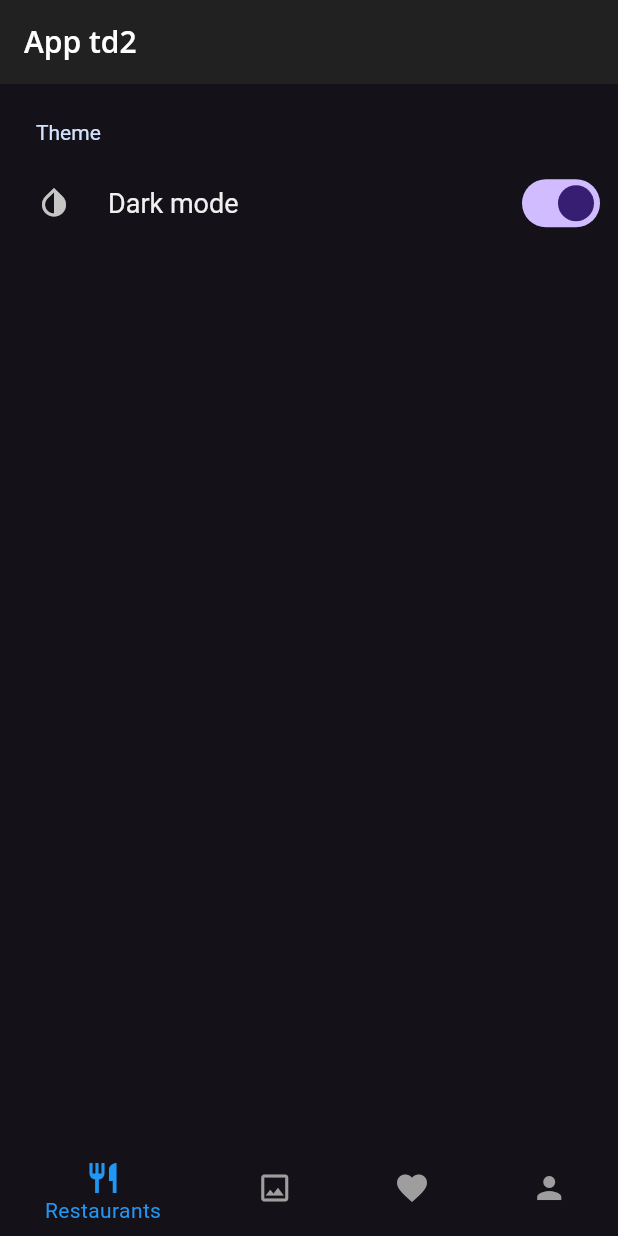
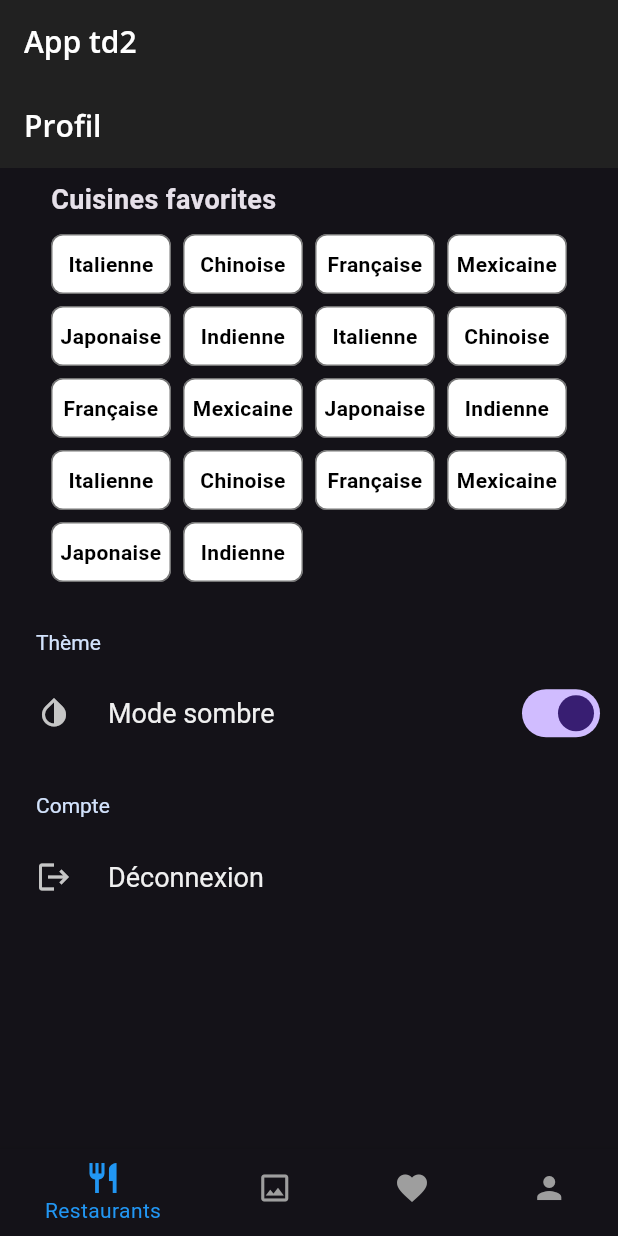
Before and after one commit to Emir-de-la-moquette/SAE-Restaurant-Mobile, a Flutter app: the EcranSettings screen opened by its route, on a phone screen of 412 x 824 dp. Run offline on Flutter 3.47's test engine with Material 3 defaults, Android fonts, the phone set to English and light mode, and no system bars; drawn by our look-alikes of settings_ui; our stand-ins replace flutter_form_builder, flutter_rating_bar, form_builder_validators, go_router, google_fonts, shared_preferences and 2 more; missing offline and left inert: my_little_food; accounts and stored records are empty.

Commit message:
cuisines

```diff
--- a/lib/UI/mytheme.dart
+++ b/lib/UI/mytheme.dart
@@ -2,13 +2,12 @@ import 'package:flutter/material.dart';
 import 'package:google_fonts/google_fonts.dart';
 
 class MyTheme {
-  // 1
+  // 1. Thème clair
   static TextTheme lightTextTheme = TextTheme(
-
     bodyMedium: GoogleFonts.openSans(
       fontSize: 14.0,
       fontWeight: FontWeight.w700,
-      color: Colors.black
+      color: Colors.black,
     ),
     bodyLarge: GoogleFonts.openSans(
       fontSize: 16.0,
@@ -37,7 +36,7 @@ class MyTheme {
     ),
   );
 
-  // 2
+  // 2. Thème sombre
   static TextTheme darkTextTheme = TextTheme(
     bodyLarge: GoogleFonts.openSans(
       fontSize: 14.0,
@@ -66,16 +65,12 @@ class MyTheme {
     ),
   );
 
-  // 3
+  // 3. Thème clair
   static ThemeData light() {
     return ThemeData(
       brightness: Brightness.light,
       checkboxTheme: CheckboxThemeData(
-        fillColor: WidgetStateColor.resolveWith(
-              (states) {
-            return Colors.black;
-          },
-        ),
+        fillColor: WidgetStateColor.resolveWith((states) => Colors.black),
       ),
       appBarTheme: const AppBarTheme(
         foregroundColor: Colors.black,
@@ -89,10 +84,20 @@ class MyTheme {
         selectedItemColor: Colors.green,
       ),
       textTheme: lightTextTheme,
+      elevatedButtonTheme: ElevatedButtonThemeData(
+        style: ElevatedButton.styleFrom(
+          foregroundColor: Colors.black,
+          backgroundColor: Colors.white,
+          shape: RoundedRectangleBorder(
+            borderRadius: BorderRadius.circular(8),
+            side: const BorderSide(color: Colors.black),
+          ),
+        ),
+      ),
     );
   }
 
-  // 4
+  // 4. Thème sombre
   static ThemeData dark() {
     return ThemeData(
       brightness: Brightness.dark,
@@ -108,6 +113,22 @@ class MyTheme {
         selectedItemColor: Colors.green,
       ),
       textTheme: darkTextTheme,
+      elevatedButtonTheme: ElevatedButtonThemeData(
+        style: ElevatedButton.styleFrom(
+          foregroundColor: Colors.white,
+          backgroundColor: Colors.black,
+          shape: RoundedRectangleBorder(
+            borderRadius: BorderRadius.circular(8),
+            side: const BorderSide(color: Colors.white),
+          ),
+        ),
+      ),
     );
   }
+
+  static String getTasseImage(bool isDarkMode) {
+    return isDarkMode
+        ? 'assets/images/cafe_blanc.png'
+        : 'assets/images/cafe_noir.png';
+  }
 }
--- a/lib/UI/settings.dart
+++ b/lib/UI/settings.dart
@@ -1,54 +1,75 @@
-import 'package:flutter/cupertino.dart';
 import 'package:flutter/material.dart';
 import 'package:provider/provider.dart';
 import 'package:settings_ui/settings_ui.dart';
 import 'package:td2/UI/mytheme.dart';
+import 'package:shared_preferences/shared_preferences.dart';
+import 'package:go_router/go_router.dart';
 
 import '../viewmodels/settingsviewmodels.dart';
+import '../widgets/favCusines.dart';
 
-class EcranSettings extends StatefulWidget{
+class EcranSettings extends StatefulWidget {
   @override
   State<EcranSettings> createState() => _EcranSettingsState();
 }
+
 class _EcranSettingsState extends State<EcranSettings> {
+  void _logout() async {
+    SharedPreferences prefs = await SharedPreferences.getInstance();
+    await prefs.remove('expiration');
+    context.go('/connexion');
+  }
+
   @override
   Widget build(BuildContext context) {
-    return Center(
+    return Scaffold(
+      appBar: AppBar(title: const Text("Profil")),
+      body: Column(
+        children: [
+          const FavoriteCuisinesWidget(),
+          Expanded(
             child: SettingsList(
               darkTheme: SettingsThemeData(
-                settingsListBackground:
+                settingsListBackground: MyTheme.dark().scaffoldBackgroundColor,
+                settingsSectionBackground:
                     MyTheme.dark().scaffoldBackgroundColor,
-                settingsSectionBackground:
-                MyTheme.dark().scaffoldBackgroundColor
               ),
               lightTheme: SettingsThemeData(
-                settingsListBackground:
+                settingsListBackground: MyTheme.light().scaffoldBackgroundColor,
+                settingsSectionBackground:
                     MyTheme.light().scaffoldBackgroundColor,
-                settingsSectionBackground:
-                MyTheme.light().scaffoldBackgroundColor
               ),
               sections: [
                 SettingsSection(
-                title: const Text('Theme'),
+                  title: const Text('Thème'),
                   tiles: [
                     SettingsTile.switchTile(
-                    initialValue: context.watch<SettingViewModel>().isDark, //Provider.of<SettingViewModel>(context).isDark,
-                    onToggle: (bool value){context.read<SettingViewModel>().isDark=value;},//Provider.of<SettingViewModel>
-                    //(context,listen:false).isDark=value;},
-                    title: const Text('Dark mode'),
+                      initialValue: context.watch<SettingViewModel>().isDark,
+                      onToggle: (bool value) {
+                        context.read<SettingViewModel>().isDark = value;
+                      },
+                      title: const Text('Mode sombre'),
                       leading: const Icon(Icons.invert_colors),
-                  )
-                ]
-              )
+                    ),
+                  ],
+                ),
+                SettingsSection(
+                  title: const Text('Compte'),
+                  tiles: [
+                    SettingsTile.navigation(
+                      title: const Text("Déconnexion"),
+                      leading: const Icon(Icons.logout),
+                      onPressed: (BuildContext context) {
+                        _logout();
+                      },
+                    ),
+                  ],
+                ),
+              ],
+            ),
+          ),
         ],
       ),
     );
   }
 }
-//  _onToggle(bool value) {
-//    debugPrint('value $value');
-//    setState(() {
-//      _dark = !_dark;
-//    });
-//  }
-//}
--- a/lib/main.dart
+++ b/lib/main.dart
@@ -7,8 +7,8 @@ import 'package:td2/UI/home.dart';
 import 'package:td2/UI/mytheme.dart';
 import 'package:td2/viewmodels/settingsviewmodels.dart';
 import 'package:td2/viewmodels/taskviewmodels.dart';
+import 'package:td2/viewmodels/favoritecuisinesviewmodel.dart'; // Ajout du ViewModel des cuisines favorites
 import 'dart:async';
-import 'package:flutter/widgets.dart';
 import 'package:path/path.dart';
 import 'package:sqflite/sqflite.dart';
 
@@ -20,9 +20,10 @@ import 'UI/settings.dart';
 
 Future<void> main() async {
   WidgetsFlutterBinding.ensureInitialized();
-  if(kIsWeb){
+  if (kIsWeb) {
     databaseFactory = databaseFactoryFfiWeb;
   }
+
   final database = openDatabase(
     join(await getDatabasesPath(), 'task_database.db'),
     version: 1,
@@ -30,10 +31,11 @@ Future<void> main() async {
       return db.execute(
         'CREATE TABLE TASK(id INTEGER PRIMARY KEY AUTOINCREMENT, title TEXT, description TEXT, tags TEXT, nbhours INTEGER, difficulty INTEGER)',
       );
-    }
+    },
   );
+
   final db = await database;
-  runApp(MyApp(database: db,));
+  runApp(MyApp(database: db));
 }
 
 final GoRouter router = GoRouter(
@@ -84,37 +86,43 @@ final GoRouter router = GoRouter(
   ],
 );
 
-
-
 class MyApp extends StatelessWidget {
   late final Database database;
 
   MyApp({required this.database});
+
   @override
   Widget build(BuildContext context) {
-    return
-      MultiProvider(
+    return MultiProvider(
       providers: [
         ChangeNotifierProvider(
-            create: (_){
-              SettingViewModel settingViewModel = SettingViewModel();
-              //getSettings est deja appelee dans le constructeur
-              return settingViewModel;
-            }),
+          create: (_) {
+            SettingViewModel settingViewModel = SettingViewModel();
+            return settingViewModel;
+          },
+        ),
         ChangeNotifierProvider(
-            create:(_){
-              TaskViewModel taskViewModel = TaskViewModel();
-              taskViewModel.generateTasks();
-              return taskViewModel;
-            } )
+          create: (_) {
+            TaskViewModel taskViewModel = TaskViewModel();
+            taskViewModel.generateTasks();
+            return taskViewModel;
+          },
+        ),
+        ChangeNotifierProvider(
+          create: (_) =>
+              FavoriteCuisinesViewModel(), // Ajout du ViewModel des cuisines favorites
+        ),
       ],
       child: Consumer<SettingViewModel>(
-        builder: (context,SettingViewModel notifier,child){
+        builder: (context, SettingViewModel notifier, child) {
           return MaterialApp.router(
             title: 'test',
             routerConfig: router,
-            theme: MyTheme.dark(),
+            theme: MyTheme.light(), // Application dynamique du thème clair
             darkTheme: MyTheme.dark(),
+            themeMode: notifier.isDark
+                ? ThemeMode.dark
+                : ThemeMode.light, // Gestion du mode sombre
           );
         },
       ),
--- /dev/null
+++ b/lib/viewmodels/favoritecuisinesviewmodel.dart
@@ -0,0 +1,26 @@
+import 'package:flutter/material.dart';
+
+class FavoriteCuisinesViewModel extends ChangeNotifier {
+  final List<String> allCuisines = [
+    'Italienne',
+    'Chinoise',
+    'Française',
+    'Mexicaine',
+    'Japonaise',
+    'Indienne',
+    'chier',
+  ];
+
+  final Set<String> _selectedCuisines = {};
+
+  Set<String> get selectedCuisines => _selectedCuisines;
+
+  void toggleCuisine(String cuisine) {
+    if (_selectedCuisines.contains(cuisine)) {
+      _selectedCuisines.remove(cuisine);
+    } else {
+      _selectedCuisines.add(cuisine);
+    }
+    notifyListeners();
+  }
+}
--- /dev/null
+++ b/lib/widgets/favCusines.dart
@@ -0,0 +1,87 @@
+import 'package:flutter/material.dart';
+
+class FavoriteCuisinesWidget extends StatefulWidget {
+  const FavoriteCuisinesWidget({Key? key}) : super(key: key);
+
+  @override
+  State<FavoriteCuisinesWidget> createState() => _FavoriteCuisinesWidgetState();
+}
+
+class _FavoriteCuisinesWidgetState extends State<FavoriteCuisinesWidget> {
+  final List<String> allCuisines = [
+    'Italienne',
+    'Chinoise',
+    'Française',
+    'Mexicaine',
+    'Japonaise',
+    'Indienne',
+    'Italienne',
+    'Chinoise',
+    'Française',
+    'Mexicaine',
+    'Japonaise',
+    'Indienne',
+    'Italienne',
+    'Chinoise',
+    'Française',
+    'Mexicaine',
+    'Japonaise',
+    'Indienne',
+  ];
+
+  final Set<String> selectedCuisines = {};
+
+  @override
+  Widget build(BuildContext context) {
+    return Padding(
+      padding: const EdgeInsets.all(8.0),
+      child: Column(
+        crossAxisAlignment: CrossAxisAlignment.start,
+        children: [
+          const Text(
+            "Cuisines favorites",
+            style: TextStyle(fontSize: 18, fontWeight: FontWeight.bold),
+          ),
+          const SizedBox(height: 10),
+          Wrap(
+            spacing: 8,
+            runSpacing: 8,
+            children: allCuisines.map((cuisine) {
+              bool isSelected = selectedCuisines.contains(cuisine);
+              return GestureDetector(
+                onTap: () {
+                  setState(() {
+                    if (isSelected) {
+                      selectedCuisines.remove(cuisine);
+                    } else {
+                      selectedCuisines.add(cuisine);
+                    }
+                  });
+                },
+                child: Container(
+                  width: 80,
+                  height: 40,
+                  decoration: BoxDecoration(
+                    color: isSelected ? Colors.green : Colors.white,
+                    border: Border.all(color: Colors.black54),
+                    borderRadius: BorderRadius.circular(8),
+                  ),
+                  child: Center(
+                    child: Text(
+                      cuisine,
+                      textAlign: TextAlign.center,
+                      style: TextStyle(
+                        color: isSelected ? Colors.white : Colors.black,
+                        fontWeight: FontWeight.bold,
+                      ),
+                    ),
+                  ),
+                ),
+              );
+            }).toList(),
+          ),
+        ],
+      ),
+    );
+  }
+}
```
Also changed, not shown: pubspec.lock. Lines whose indentation alone changed are shown as unchanged.
